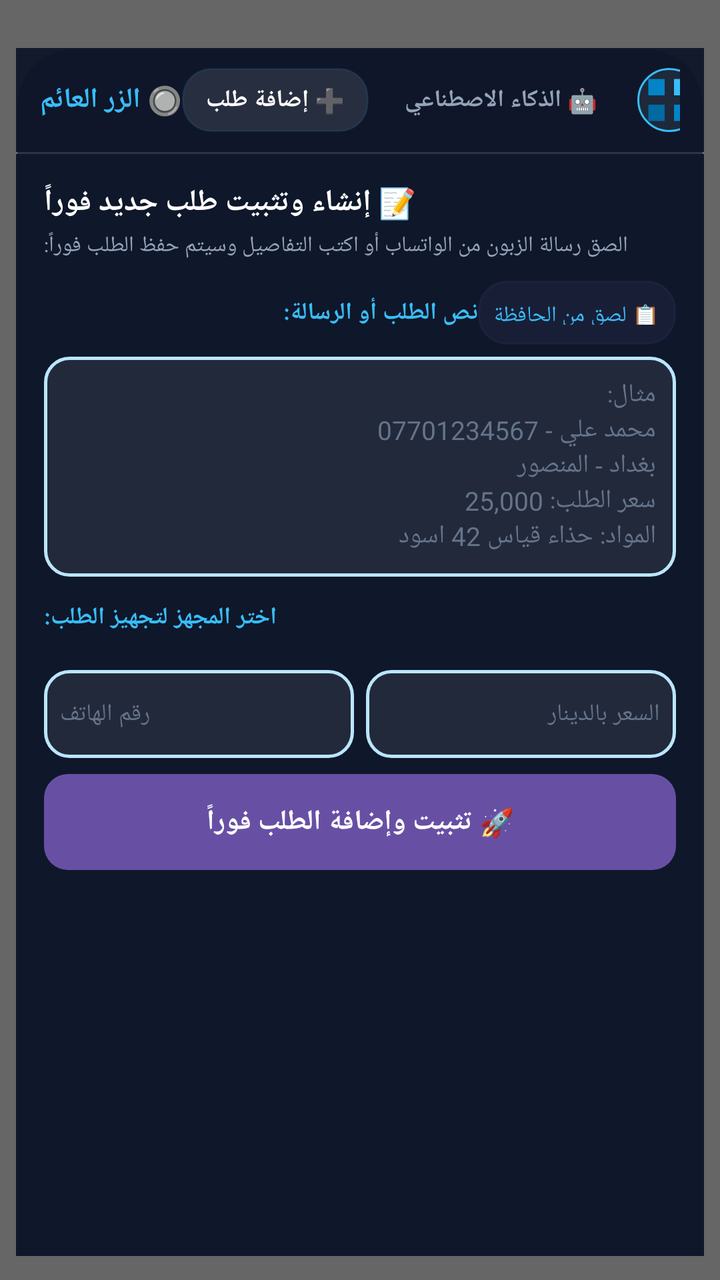
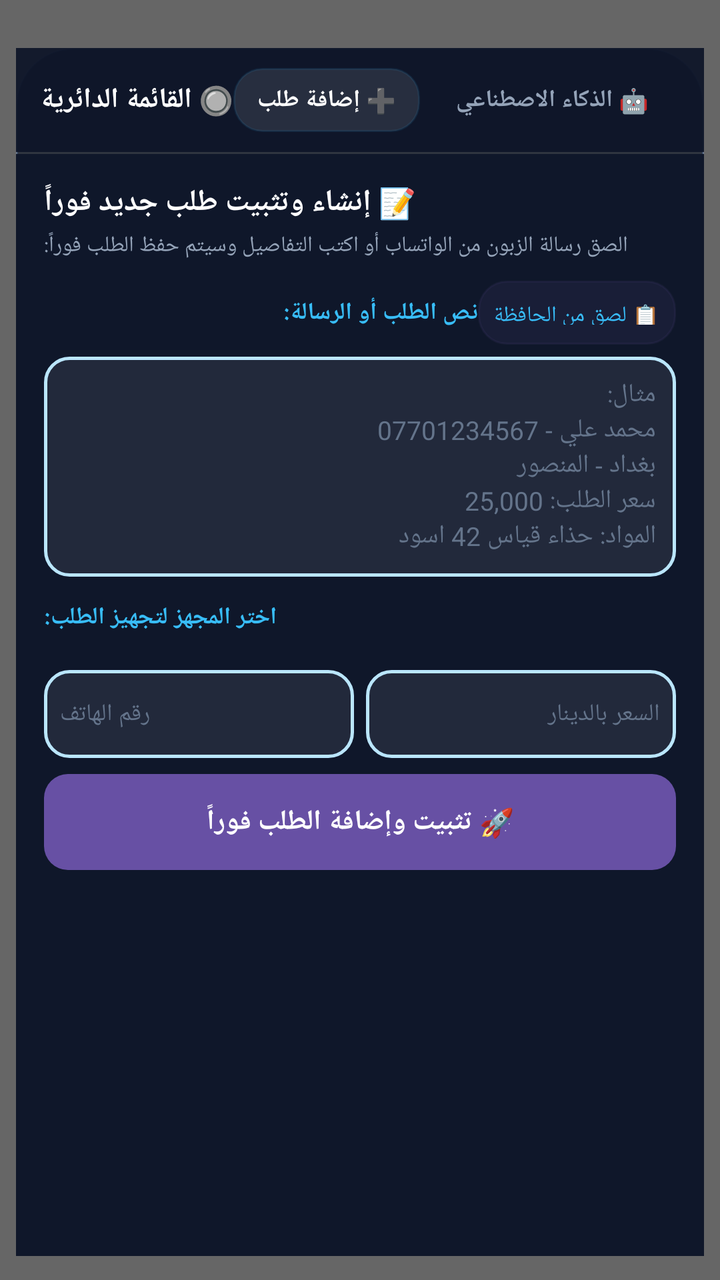

Two renders of the same Android screen: before a commit and after it. Below are the layout's source before the change and the commit's diff.
<!-- AndroidManifest.xml: activity theme Theme.TransparentVoiceAssistant -->
<!-- res/layout/activity_floating_admin.xml -->
<?xml version="1.0" encoding="utf-8"?>
<RelativeLayout xmlns:android="http://schemas.android.com/apk/res/android"
    xmlns:app="http://schemas.android.com/apk/res-auto"
    android:id="@+id/rootFloatingAdminLayout"
    android:layout_width="match_parent"
    android:layout_height="match_parent"
    android:background="#99000000">

    
    <View
        android:id="@+id/dismissFloatingOverlay"
        android:layout_width="match_parent"
        android:layout_height="match_parent" />

    
    <LinearLayout
        android:layout_width="match_parent"
        android:layout_height="match_parent"
        android:layout_marginStart="8dp"
        android:layout_marginEnd="8dp"
        android:layout_marginTop="24dp"
        android:layout_marginBottom="12dp"
        android:orientation="vertical"
        android:background="@drawable/bg_dialog_rounded"
        android:elevation="24dp">

        
        <LinearLayout
            android:layout_width="match_parent"
            android:layout_height="52dp"
            android:orientation="horizontal"
            android:gravity="center_vertical"
            android:background="#F20F172A"
            android:paddingStart="12dp"
            android:paddingEnd="12dp">

            
            <TextView
                android:layout_width="wrap_content"
                android:layout_height="wrap_content"
                android:text="🔘 الزر العائم"
                android:textColor="#38BDF8"
                android:textSize="14sp"
                android:textStyle="bold" />

            <View
                android:layout_width="0dp"
                android:layout_height="1dp"
                android:layout_weight="1" />

            
            <TextView
                android:id="@+id/tabAddOrder"
                android:layout_width="wrap_content"
                android:layout_height="32dp"
                android:gravity="center"
                android:paddingStart="12dp"
                android:paddingEnd="12dp"
                android:text="➕ إضافة طلب"
                android:textColor="#FFFFFF"
                android:textSize="12sp"
                android:textStyle="bold"
                android:background="@drawable/bg_floating_item" />

            
            <TextView
                android:id="@+id/tabAiChat"
                android:layout_width="wrap_content"
                android:layout_height="32dp"
                android:gravity="center"
                android:paddingStart="12dp"
                android:paddingEnd="12dp"
                android:layout_marginStart="6dp"
                android:text="🤖 الذكاء الاصطناعي"
                android:textColor="#94A3B8"
                android:textSize="12sp"
                android:textStyle="bold" />

            
            <ImageButton
                android:id="@+id/btnToggleBubbleOverlay"
                android:layout_width="32dp"
                android:layout_height="32dp"
                android:layout_marginStart="8dp"
                android:background="@drawable/bg_floating_action_circle"
                android:src="@drawable/ic_floating_widget"
                android:padding="6dp"
                android:contentDescription="تثبيت زر عائم على الشاشة" />

            
            <TextView
                android:id="@+id/btnCloseFloatingDialog"
                android:layout_width="32dp"
                android:layout_height="32dp"
                android:layout_marginStart="8dp"
                android:gravity="center"
                android:text="✕"
                android:textColor="#FFFFFF"
                android:textSize="16sp"
                android:textStyle="bold"
                android:background="#33FFFFFF" />
        </LinearLayout>

        <View
            android:layout_width="match_parent"
            android:layout_height="1dp"
            android:background="#22FFFFFF" />

        
        <FrameLayout
            android:layout_width="match_parent"
            android:layout_height="0dp"
            android:layout_weight="1">

            
            <ScrollView
                android:id="@+id/layoutTabAddOrderContent"
                android:layout_width="match_parent"
                android:layout_height="match_parent"
                android:fillViewport="true"
                android:background="#0F172A">

                <LinearLayout
                    android:layout_width="match_parent"
                    android:layout_height="wrap_content"
                    android:orientation="vertical"
                    android:padding="14dp">

                    <TextView
                        android:layout_width="wrap_content"
                        android:layout_height="wrap_content"
                        android:text="📝 إنشاء وتثبيت طلب جديد فوراً"
                        android:textColor="#FFFFFF"
                        android:textStyle="bold"
                        android:textSize="15sp"
                        android:layout_marginBottom="4dp" />

                    <TextView
                        android:layout_width="wrap_content"
                        android:layout_height="wrap_content"
                        android:text="الصق رسالة الزبون من الواتساب أو اكتب التفاصيل وسيتم حفظ الطلب فوراً:"
                        android:textColor="#94A3B8"
                        android:textSize="11sp"
                        android:layout_marginBottom="10dp" />

                    
                    <LinearLayout
                        android:layout_width="match_parent"
                        android:layout_height="wrap_content"
                        android:orientation="horizontal"
                        android:gravity="center_vertical"
                        android:layout_marginBottom="6dp">

                        <TextView
                            android:layout_width="0dp"
                            android:layout_height="wrap_content"
                            android:layout_weight="1"
                            android:text="نص الطلب أو الرسالة:"
                            android:textColor="#38BDF8"
                            android:textSize="12sp"
                            android:textStyle="bold" />

                        <Button
                            android:id="@+id/btnPasteClipboard"
                            android:layout_width="wrap_content"
                            android:layout_height="32dp"
                            android:text="📋 لصق من الحافظة"
                            android:textSize="11sp"
                            android:paddingStart="8dp"
                            android:paddingEnd="8dp"
                            android:background="@drawable/bg_floating_item"
                            android:textColor="#38BDF8" />
                    </LinearLayout>

                    
                    <EditText
                        android:id="@+id/etOrderRawText"
                        android:layout_width="match_parent"
                        android:layout_height="110dp"
                        android:gravity="top|start"
                        android:background="@drawable/input_bg"
                        android:textColor="#FFFFFF"
                        android:textColorHint="#64748B"
                        android:hint="مثال:\nمحمد علي - 07701234567\nبغداد - المنصور\nسعر الطلب: 25,000\nالمواد: حذاء قياس 42 اسود"
                        android:textSize="13sp"
                        android:padding="10dp"
                        android:inputType="textMultiLine"
                        android:layout_marginBottom="12dp" />

                    
                    <TextView
                        android:layout_width="wrap_content"
                        android:layout_height="wrap_content"
                        android:text="اختر المجهز لتجهيز الطلب:"
                        android:textColor="#38BDF8"
                        android:textSize="12sp"
                        android:textStyle="bold"
                        android:layout_marginBottom="6dp" />

                    <HorizontalScrollView
                        android:layout_width="match_parent"
                        android:layout_height="wrap_content"
                        android:scrollbars="none"
                        android:layout_marginBottom="12dp">

                        <com.google.android.material.chip.ChipGroup
                            android:id="@+id/chipGroupFloatingPreparers"
                            android:layout_width="wrap_content"
                            android:layout_height="wrap_content"
                            app:singleSelection="true"
                            app:singleLine="true" />
                    </HorizontalScrollView>

                    
                    <LinearLayout
                        android:layout_width="match_parent"
                        android:layout_height="wrap_content"
                        android:orientation="horizontal"
                        android:layout_marginBottom="8dp">

                        <EditText
                            android:id="@+id/etCustomerPhone"
                            android:layout_width="0dp"
                            android:layout_height="44dp"
                            android:layout_weight="1"
                            android:background="@drawable/input_bg"
                            android:textColor="#FFFFFF"
                            android:textColorHint="#64748B"
                            android:hint="رقم الهاتف"
                            android:textSize="12sp"
                            android:paddingStart="8dp"
                            android:paddingEnd="8dp"
                            android:inputType="phone"
                            android:layout_marginEnd="6dp" />

                        <EditText
                            android:id="@+id/etOrderPrice"
                            android:layout_width="0dp"
                            android:layout_height="44dp"
                            android:layout_weight="1"
                            android:background="@drawable/input_bg"
                            android:textColor="#FFFFFF"
                            android:textColorHint="#64748B"
                            android:hint="السعر بالدينار"
                            android:textSize="12sp"
                            android:paddingStart="8dp"
                            android:paddingEnd="8dp"
                            android:inputType="number" />
                    </LinearLayout>

                    
                    <TextView
                        android:id="@+id/tvSubmitStatus"
                        android:layout_width="match_parent"
                        android:layout_height="wrap_content"
                        android:textColor="#10B981"
                        android:textSize="13sp"
                        android:textStyle="bold"
                        android:gravity="center"
                        android:visibility="gone"
                        android:layout_marginBottom="10dp" />

                    <ProgressBar
                        android:id="@+id/pbSubmitOrder"
                        android:layout_width="32dp"
                        android:layout_height="32dp"
                        android:layout_gravity="center"
                        android:visibility="gone"
                        android:layout_marginBottom="10dp" />

                    
                    <Button
                        android:id="@+id/btnSubmitOrderDirectly"
                        android:layout_width="match_parent"
                        android:layout_height="48dp"
                        android:text="🚀 تثبيت وإضافة الطلب فوراً"
                        android:textColor="#FFFFFF"
                        android:textSize="14sp"
                        android:textStyle="bold"
                        android:background="@drawable/btn_gradient" />

                </LinearLayout>
            </ScrollView>

            
            <FrameLayout
                android:id="@+id/layoutTabAiContent"
                android:layout_width="match_parent"
                android:layout_height="match_parent"
                android:visibility="gone">

                <WebView
                    android:id="@+id/floatingAiWebView"
                    android:layout_width="match_parent"
                    android:layout_height="match_parent"
                    android:background="@android:color/transparent" />

                <ProgressBar
                    android:id="@+id/pbFloatingAi"
                    android:layout_width="40dp"
                    android:layout_height="40dp"
                    android:layout_gravity="center"
                    android:indeterminate="true" />
            </FrameLayout>

        </FrameLayout>
    </LinearLayout>

</RelativeLayout>
<!-- resources referenced by this layout -->
<resources>
  <!-- drawable bg_dialog_rounded (drawable) -->
  <?xml version="1.0" encoding="utf-8"?>
  <shape xmlns:android="http://schemas.android.com/apk/res/android">
      <solid android:color="#F20B1220" />
      <corners android:radius="28dp" />
      <stroke
          android:width="1dp"
          android:color="#333882F6" />
  </shape>
  <!-- drawable bg_floating_action_circle (drawable) -->
  <?xml version="1.0" encoding="utf-8"?>
  <shape xmlns:android="http://schemas.android.com/apk/res/android"
      android:shape="oval">
      <solid android:color="#1E293B" />
      <stroke
          android:width="1dp"
          android:color="#38BDF8" />
  </shape>
  <!-- drawable bg_floating_item (drawable) -->
  <?xml version="1.0" encoding="utf-8"?>
  <ripple xmlns:android="http://schemas.android.com/apk/res/android"
      android:color="#33FFFFFF">
      <item>
          <shape android:shape="rectangle">
              <solid android:color="#1AFFFFFF" />
              <corners android:radius="14dp" />
              <stroke
                  android:width="1dp"
                  android:color="#1A38BDF8" />
          </shape>
      </item>
  </ripple>
  <!-- drawable btn_gradient (drawable) -->
  <?xml version="1.0" encoding="utf-8"?>
  <shape xmlns:android="http://schemas.android.com/apk/res/android"
      android:shape="rectangle">
      <gradient
          android:angle="0"
          android:startColor="@color/sky_800"
          android:endColor="#0284C7"
          android:type="linear" />
      <corners android:radius="12dp" />
  </shape>
  <!-- drawable ic_floating_widget (drawable) -->
  <vector xmlns:android="http://schemas.android.com/apk/res/android"
      android:width="28dp"
      android:height="28dp"
      android:viewportWidth="24"
      android:viewportHeight="24">
      
      <path
          android:fillColor="#0284C7"
          android:pathData="M3,3h7v7H3V3z" />
      <path
          android:fillColor="#38BDF8"
          android:pathData="M14,3h7v7h-7V3z" />
      <path
          android:fillColor="#0369A1"
          android:pathData="M3,14h7v7H3V14z" />
      <path
          android:fillColor="#0284C7"
          android:pathData="M14,14h7v7h-7V14z" />
  </vector>
  <!-- drawable input_bg (drawable) -->
  <?xml version="1.0" encoding="utf-8"?>
  <shape xmlns:android="http://schemas.android.com/apk/res/android"
      android:shape="rectangle">
      <solid android:color="#14FFFFFF" />
      <stroke android:width="1.5dp" android:color="@color/sky_200" />
      <corners android:radius="12dp" />
  </shape>
  <style name="Theme.TransparentVoiceAssistant" parent="Theme.Material3.DayNight.NoActionBar">
          <item name="android:windowIsTranslucent">true</item>
          <item name="android:windowBackground">@android:color/transparent</item>
          <item name="android:windowContentOverlay">@null</item>
          <item name="android:windowNoTitle">true</item>
          <item name="android:windowIsFloating">false</item>
          <item name="android:backgroundDimEnabled">true</item>
          <item name="android:backgroundDimAmount">0.35</item>
      </style>
  <color name="sky_800">#075985</color>
  <color name="sky_200">#BAE6FD</color>
</resources>

<!-- the commit's change to res/layout/activity_floating_admin.xml (unified diff, before → after) -->
@@ -38,8 +38,8 @@
             <TextView
                 android:layout_width="wrap_content"
                 android:layout_height="wrap_content"
-                android:text="🔘 الزر العائم"
-                android:textColor="#38BDF8"
+                android:text="🔘 القائمة الدائرية"
+                android:textColor="#FFFFFF"
                 android:textSize="14sp"
                 android:textStyle="bold" />
 
@@ -82,9 +82,9 @@
                 android:layout_width="32dp"
                 android:layout_height="32dp"
                 android:layout_marginStart="8dp"
-                android:background="@drawable/bg_floating_action_circle"
+                android:background="@drawable/bg_floating_bubble"
                 android:src="@drawable/ic_floating_widget"
-                android:padding="6dp"
+                android:padding="5dp"
                 android:contentDescription="تثبيت زر عائم على الشاشة" />
 
             
<!-- resource entries referenced after the edit -->
@@ -9,14 +9,15 @@
           android:width="1dp"
           android:color="#333882F6" />
   </shape>
-  <!-- drawable bg_floating_action_circle (drawable) -->
+  <!-- drawable bg_floating_bubble (drawable) -->
   <?xml version="1.0" encoding="utf-8"?>
   <shape xmlns:android="http://schemas.android.com/apk/res/android"
-      android:shape="oval">
-      <solid android:color="#1E293B" />
+      android:shape="rectangle">
+      <solid android:color="#FFFFFF" />
+      <corners android:radius="16dp" />
       <stroke
-          android:width="1dp"
-          android:color="#38BDF8" />
+          android:width="1.2dp"
+          android:color="#E2E8F0" />
   </shape>
   <!-- drawable bg_floating_item (drawable) -->
   <?xml version="1.0" encoding="utf-8"?>
@@ -45,23 +46,26 @@
   </shape>
   <!-- drawable ic_floating_widget (drawable) -->
   <vector xmlns:android="http://schemas.android.com/apk/res/android"
-      android:width="28dp"
-      android:height="28dp"
+      android:width="26dp"
+      android:height="26dp"
       android:viewportWidth="24"
       android:viewportHeight="24">
       
       <path
-          android:fillColor="#0284C7"
-          android:pathData="M3,3h7v7H3V3z" />
+          android:fillColor="#334155"
+          android:pathData="M3,5.5 C3,4.12 4.12,3 5.5,3 L7.5,3 C8.88,3 10,4.12 10,5.5 L10,7.5 C10,8.88 8.88,10 7.5,10 L5.5,10 C4.12,10 3,8.88 3,7.5 Z" />
+      
       <path
-          android:fillColor="#38BDF8"
-          android:pathData="M14,3h7v7h-7V3z" />
+          android:fillColor="#334155"
+          android:pathData="M14,5.5 C14,4.12 15.12,3 16.5,3 L18.5,3 C19.88,3 21,4.12 21,5.5 L21,7.5 C21,8.88 19.88,10 18.5,10 L16.5,10 C15.12,10 14,8.88 14,7.5 Z" />
+      
       <path
-          android:fillColor="#0369A1"
-          android:pathData="M3,14h7v7H3V14z" />
+          android:fillColor="#334155"
+          android:pathData="M3,16.5 C3,15.12 4.12,14 5.5,14 L7.5,14 C8.88,14 10,15.12 10,16.5 L10,18.5 C10,19.88 8.88,21 7.5,21 L5.5,21 C4.12,21 3,19.88 3,18.5 Z" />
+      
       <path
-          android:fillColor="#0284C7"
-          android:pathData="M14,14h7v7h-7V14z" />
+          android:fillColor="#334155"
+          android:pathData="M14,16.5 C14,15.12 15.12,14 16.5,14 L18.5,14 C19.88,14 21,15.12 21,16.5 L21,18.5 C21,19.88 19.88,21 18.5,21 L16.5,21 C15.12,21 14,19.88 14,18.5 Z" />
   </vector>
   <!-- drawable input_bg (drawable) -->
   <?xml version="1.0" encoding="utf-8"?>
